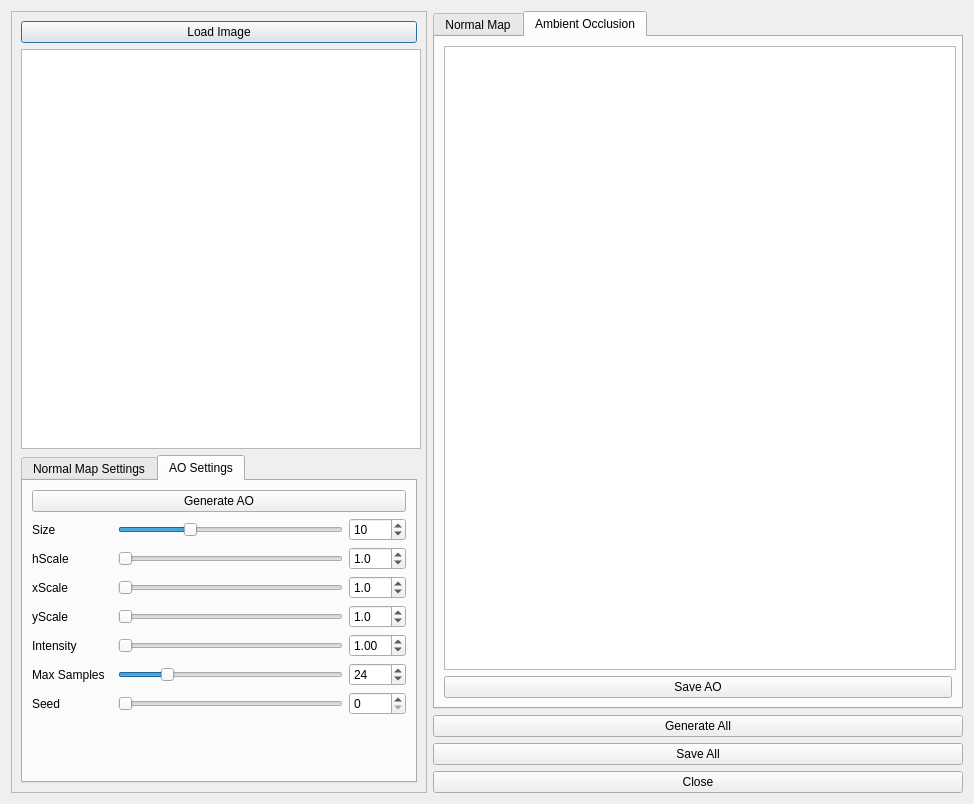
Above: normalgen_gui/normalgenui.ui from MagicRedDeer/NormalGen before the change. Below: the same form after it.
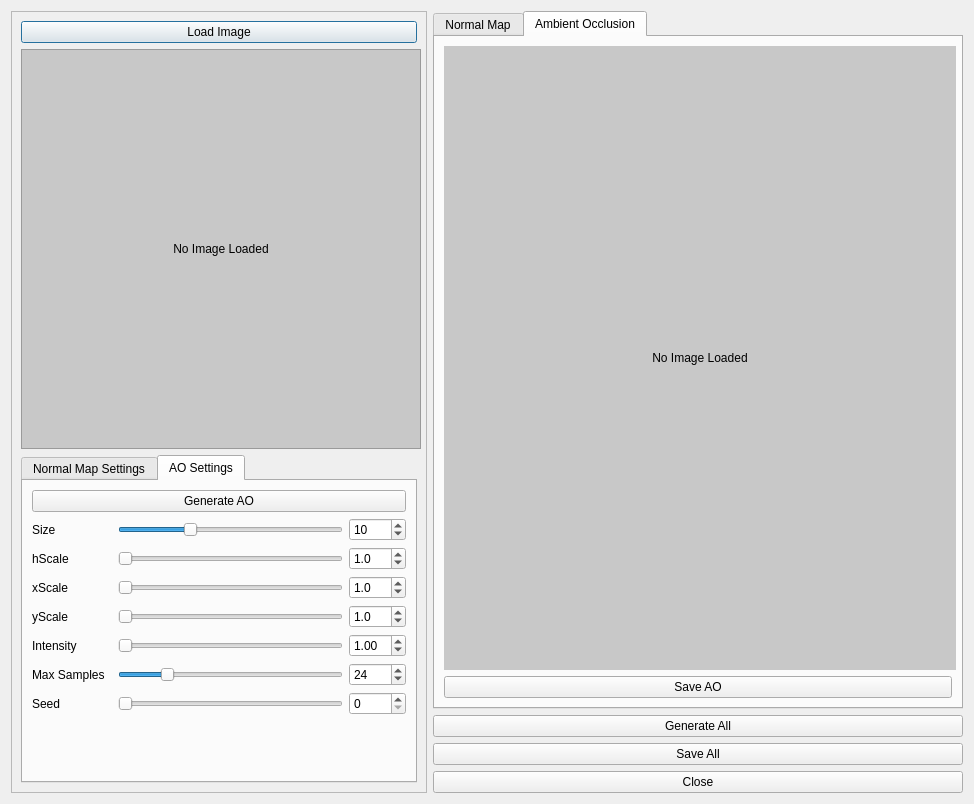
That is the form after the change. The open tabs and pages were chosen to show the change.

Commit message: images updating ... still to connect sliders

Diff of the .ui file:
```diff
--- a/normalgen_gui/normalgenui.ui
+++ b/normalgen_gui/normalgenui.ui
@@ -55,9 +55,9 @@
        </widget>
       </item>
       <item>
-       <widget class="QGraphicsView" name="input_image_view">
+       <widget class="QLabel" name="image_label">
         <property name="sizePolicy">
-         <sizepolicy hsizetype="Fixed" vsizetype="Fixed">
+         <sizepolicy hsizetype="Preferred" vsizetype="Preferred">
           <horstretch>0</horstretch>
           <verstretch>0</verstretch>
          </sizepolicy>
@@ -68,6 +68,24 @@
           <height>400</height>
          </size>
         </property>
+        <property name="autoFillBackground">
+         <bool>false</bool>
+        </property>
+        <property name="styleSheet">
+         <string notr="true">background-color: rgb(200,200,200)</string>
+        </property>
+        <property name="frameShape">
+         <enum>QFrame::StyledPanel</enum>
+        </property>
+        <property name="text">
+         <string>No Image Loaded</string>
+        </property>
+        <property name="scaledContents">
+         <bool>false</bool>
+        </property>
+        <property name="alignment">
+         <set>Qt::AlignCenter</set>
+        </property>
        </widget>
       </item>
       <item>
@@ -727,6 +745,9 @@
            <height>512</height>
           </size>
          </property>
+         <property name="styleSheet">
+          <string notr="true"/>
+         </property>
          <property name="currentIndex">
           <number>0</number>
          </property>
@@ -772,19 +793,22 @@
           </attribute>
           <layout class="QVBoxLayout" name="verticalLayout_9">
            <item>
-            <widget class="QGraphicsView" name="ao_view">
-             <property name="sizePolicy">
-              <sizepolicy hsizetype="Preferred" vsizetype="Preferred">
-               <horstretch>0</horstretch>
-               <verstretch>0</verstretch>
-              </sizepolicy>
-             </property>
+            <widget class="QLabel" name="ao_image_label">
              <property name="minimumSize">
               <size>
                <width>512</width>
                <height>512</height>
               </size>
              </property>
+             <property name="styleSheet">
+              <string notr="true">background-color: rgb(200,200,200)</string>
+             </property>
+             <property name="text">
+              <string>No Image Loaded</string>
+             </property>
+             <property name="alignment">
+              <set>Qt::AlignCenter</set>
+             </property>
             </widget>
            </item>
            <item>
```
Left out of the diff: 21 changed lines with no effect on the pictures. The commit also changes 5 other files.
